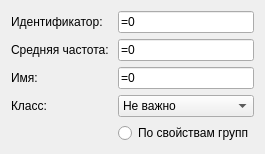
Qt form inssearch.ui (mcstarioni/OBOSSANIY-CURSACH) before a commit.
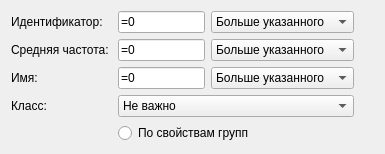
The same form after that commit.

Diff of the .ui file:
```diff
--- a/inssearch.ui
+++ b/inssearch.ui
@@ -6,8 +6,8 @@
    <rect>
     <x>0</x>
     <y>0</y>
-    <width>262</width>
-    <height>141</height>
+    <width>385</width>
+    <height>147</height>
    </rect>
   </property>
   <property name="windowTitle">
@@ -24,25 +24,39 @@
       </widget>
      </item>
      <item row="0" column="1">
+      <layout class="QHBoxLayout" name="horizontalLayout_3">
+       <item>
       <widget class="QLineEdit" name="idEdit">
        <property name="text">
         <string>=0</string>
        </property>
       </widget>
      </item>
-     <item row="2" column="0">
-      <widget class="QLabel" name="label_2">
+       <item>
+        <widget class="QComboBox" name="comboBox_7">
+         <item>
        <property name="text">
-        <string>Имя: </string>
-       </property>
-      </widget>
-     </item>
-     <item row="2" column="1">
-      <widget class="QLineEdit" name="nameEdit">
+           <string>Больше указанного</string>
+          </property>
+         </item>
+         <item>
        <property name="text">
-        <string>=0</string>
-       </property>
-      </widget>
+           <string>Меньше указанного</string>
+          </property>
+         </item>
+         <item>
+          <property name="text">
+           <string>Равно</string>
+          </property>
+         </item>
+         <item>
+          <property name="text">
+           <string>Не важно</string>
+          </property>
+         </item>
+        </widget>
+       </item>
+      </layout>
      </item>
      <item row="1" column="0">
       <widget class="QLabel" name="label_3">
@@ -51,10 +65,10 @@
        </property>
       </widget>
      </item>
-     <item row="1" column="1">
-      <widget class="QLineEdit" name="freqEdit">
+     <item row="2" column="0">
+      <widget class="QLabel" name="label_2">
        <property name="text">
-        <string>=0</string>
+        <string>Имя: </string>
        </property>
       </widget>
      </item>
@@ -114,10 +128,77 @@
        </property>
       </widget>
      </item>
-    </layout>
-   </item>
+     <item row="1" column="1">
+      <layout class="QHBoxLayout" name="horizontalLayout_4">
+       <item>
+        <widget class="QLineEdit" name="freqEdit">
+         <property name="text">
+          <string>=0</string>
+         </property>
+        </widget>
+       </item>
+       <item>
+        <widget class="QComboBox" name="comboBox_5">
+         <item>
+          <property name="text">
+           <string>Больше указанного</string>
+          </property>
+         </item>
+         <item>
+          <property name="text">
+           <string>Меньше указанного</string>
+          </property>
+         </item>
+         <item>
+          <property name="text">
+           <string>Равно</string>
+          </property>
+         </item>
+         <item>
+          <property name="text">
+           <string>Не важно</string>
+          </property>
+         </item>
+        </widget>
+       </item>
+      </layout>
+     </item>
+     <item row="2" column="1">
+      <layout class="QHBoxLayout" name="horizontalLayout_5">
    <item>
-    <layout class="QHBoxLayout" name="groupAdd"/>
+        <widget class="QLineEdit" name="nameEdit">
+         <property name="text">
+          <string>=0</string>
+         </property>
+        </widget>
+       </item>
+       <item>
+        <widget class="QComboBox" name="comboBox_6">
+         <item>
+          <property name="text">
+           <string>Больше указанного</string>
+          </property>
+         </item>
+         <item>
+          <property name="text">
+           <string>Меньше указанного</string>
+          </property>
+         </item>
+         <item>
+          <property name="text">
+           <string>Равно</string>
+          </property>
+         </item>
+         <item>
+          <property name="text">
+           <string>Не важно</string>
+          </property>
+         </item>
+        </widget>
+       </item>
+      </layout>
+     </item>
+    </layout>
    </item>
    <item>
     <spacer name="horizontalSpacer">
```
Left out of the diff: 3 changed lines with no effect on the pictures. Lines whose indentation alone changed are shown as unchanged.
